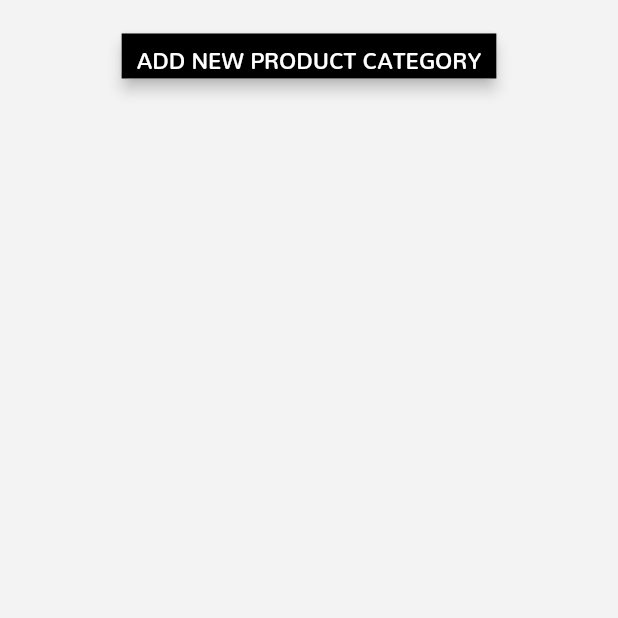
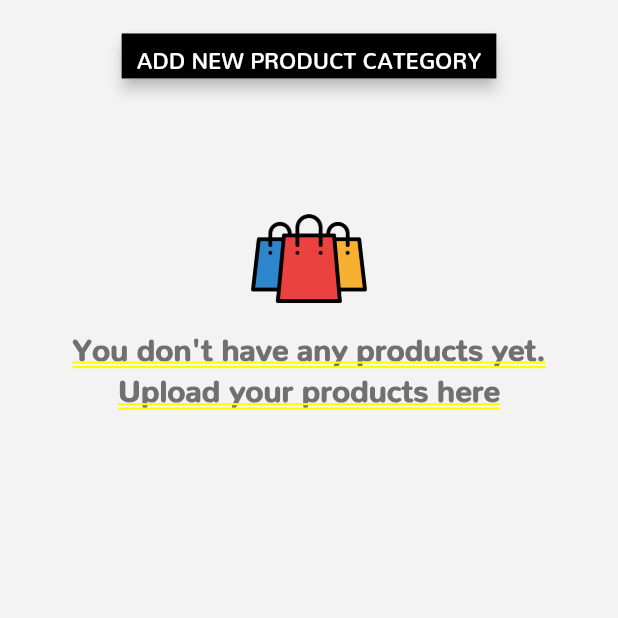
Before and after one commit to SajidShaikhBudventure/TwonsyNewRepo, a Flutter app: the ProductPage screen opened directly, on a phone screen of 412 x 824 dp, the top half of it. Run offline on Flutter 3.47's test engine with Material 2 defaults, Android fonts, the phone set to English and light mode, and no system bars; drawn by our look-alikes of lazy_load_scrollview; our stand-ins replace auto_size_text, cached_network_image, connectivity, dio, flutter_datetime_picker, flutter_html and 12 more; missing offline and left inert: flutter_webview_plugin, geocoder, google_maps_webservice, keyboard_visibility; accounts and stored records are empty; network calls fail.

Commit message:
New changes

```diff
--- a/lib/helper/res.dart
+++ b/lib/helper/res.dart
@@ -162,7 +162,7 @@ class StringRes {
 
   //Product screen
   static var addCategory            =  " + ADD CATEGORY";
-  static var categoryName           =  "CATEGORY NAME:";
+  static var categoryName           =  "CATEGORY:";
   static var addCategoryName        =  "Add category name";
   static var editCategoryName       =  "Edit category name";
   static var cancel                 =  "Cancel";
--- a/lib/screen/businessInfo_page.dart
+++ b/lib/screen/businessInfo_page.dart
@@ -866,7 +866,7 @@ class _BusinessPageState extends State<BusinessPage> {
                 enabled: editBusinessInfo,
                 keyboardType: TextInputType.multiline,
                 style: TextStyle(fontSize: Utils.getDeviceWidth(context) / 28),
-                maxLines: null,
+                maxLines: 1,
                 decoration: InputDecoration(
                   contentPadding: EdgeInsets.all(10),
                   border: OutlineInputBorder(),
@@ -1334,7 +1334,7 @@ class _BusinessPageState extends State<BusinessPage> {
             shape: RoundedRectangleBorder(
                 borderRadius: BorderRadius.circular(10.0)), //this right here
             child: Container(
-              height: 180,
+              height: 170,
               child: Container(
                 padding: const EdgeInsets.only(
                     top: 20, left: 12, right: 12, bottom: 20),
@@ -1346,7 +1346,7 @@ class _BusinessPageState extends State<BusinessPage> {
                         child: Text(
                           StringRes.deleteBusinessMsg,
                           style: TextStyle(
-                              height: 1.3,
+                              height: Platform.isAndroid?1.1:1.4,
                               fontWeight: FontWeight.w500,
                               fontSize: Utils.getDeviceWidth(context) / 26),
                           textAlign: TextAlign.center,
--- a/lib/screen/product_Info_page.dart
+++ b/lib/screen/product_Info_page.dart
@@ -504,7 +504,7 @@ class _ProductInfoPageState extends State<ProductInfoPage> {
                 child: Text(
                   categoryName,
                   textAlign: TextAlign.center,
-                  style: TextStyle(fontWeight: FontWeight.w500, fontSize: Utils.getDeviceWidth(context)/26, height: Platform.isAndroid?1.1:1.3),
+                  style: TextStyle(fontWeight: FontWeight.w500, fontSize: Utils.getDeviceWidth(context)/25, height: Platform.isAndroid?1.1:1.4),
                 ),
               ),
               Container(
--- a/lib/screen/product_page.dart
+++ b/lib/screen/product_page.dart
@@ -113,10 +113,9 @@ class _ProductPageState extends State<ProductPage> {
               shrinkWrap: true,
               children: <Widget>[
                 firstAddCategory(),
-                /*Container(
-                    height: 0.9,
-                    width: double.infinity,
-                    color: ColorRes.lightGrey),*/
+                addProductIcon(),
+                noProducts(),
+                addProductsHere(),
                 secondListData(),
                 indicatorShow(),
               ],
@@ -153,6 +152,49 @@ class _ProductPageState extends State<ProductPage> {
               return customDialog(StringRes.addCategoryName, 1, -1);
             });
       },
+    );
+  }
+
+  addProductIcon(){
+    return arrCategoryAndProduct.length>0
+      ?Container()
+    :Container(
+      height: Utils.getDeviceWidth(context)/5,
+      //width:  Utils.getDeviceWidth(context)/6,
+      margin: EdgeInsets.only(right: 0, left: 0, top: Utils. getDeviceHeight(context)/11),
+      alignment: Alignment(0,0),
+      child: Image.asset(
+        Utils.getAssetsImg("sale"),
+        height: Utils.getDeviceHeight(context)/2,
+        width: Utils.getDeviceWidth(context)/2,
+      ),
+    );
+
+  }
+
+  noProducts(){
+    return arrCategoryAndProduct.length>0
+      ?Container()
+      :Container(
+      //height: Utils.getDeviceHeight(context)/20,
+      //width:  Utils.getDeviceWidth(context),
+      margin: EdgeInsets.only(right: 0, left:0, top: Utils. getDeviceWidth(context)/60),
+      padding: EdgeInsets.only(left: Utils.getDeviceWidth(context)/24, right: Utils. getDeviceWidth(context)/24),
+      alignment: Alignment(0,0),
+      child: Text("You don't have any products yet.", style: TextStyle(color: ColorRes.cancelGreyText, fontSize: Utils.getDeviceWidth(context)/20, fontFamily: FontRes.nunito), maxLines: 1, overflow: TextOverflow.ellipsis),
+    );
+  }
+
+  addProductsHere(){
+    return arrCategoryAndProduct.length>0
+    ?Container()
+    :Container(
+      //height: Utils.getDeviceHeight(context)/20,
+      //width:  Utils.getDeviceWidth(context),
+      margin: EdgeInsets.only(right: 0, left:0, top: Utils. getDeviceHeight(context)/60),
+      padding: EdgeInsets.only(left: Utils.getDeviceWidth(context)/24, right: Utils. getDeviceWidth(context)/24),
+      alignment: Alignment(0,0),
+      child: Text("Upload your products here", style: TextStyle(color: ColorRes.cancelGreyText, fontSize: Utils.getDeviceWidth(context)/20, fontFamily: FontRes.nunito), maxLines: 1, overflow: TextOverflow.ellipsis),
     );
   }
 
@@ -274,7 +316,7 @@ class _ProductPageState extends State<ProductPage> {
 
     return InkResponse(
       child: Container(
-        width: Utils.getDeviceWidth(context) / 2.4,
+        width: Utils.getDeviceWidth(context) / 2.3,
         padding: EdgeInsets.all(4.0),
         child: Card(
             color: ColorRes.white,
@@ -318,17 +360,17 @@ class _ProductPageState extends State<ProductPage> {
                   ),
                 ),
                 Padding(
-                  padding: EdgeInsets.only(left: 5, right: 5, top: 5),
+                  padding: EdgeInsets.only(left: 5, right: 3, top: 5),
                   child: Text(
                     product.productName.toUpperCase(),
                     style:
-                    TextStyle(fontSize: Utils.getDeviceWidth(context) / 32),
+                    TextStyle(fontSize: Utils.getDeviceWidth(context) / 34),
                     maxLines: 1,
                     overflow: TextOverflow.ellipsis,
                   ),
                 ),
                 Padding(
-                  padding: EdgeInsets.only(left: 5, right: 5, top: 5),
+                  padding: EdgeInsets.only(left: 5, right: 5, top: 5, bottom: 5),
                   child: Row(
                     mainAxisAlignment: MainAxisAlignment.start,
                     crossAxisAlignment: CrossAxisAlignment.center,
@@ -344,19 +386,19 @@ class _ProductPageState extends State<ProductPage> {
                         child: Text(
                           "${product.price}",
                           style: TextStyle(
-                              fontSize: Utils.getDeviceWidth(context) / 32),
+                              fontSize: Utils.getDeviceWidth(context) / 34),
                         ),
                       )
                     ],
                   ),
                 ),
-                Padding(
+                /*Padding(
                   padding:
                   EdgeInsets.only(top: 5, bottom: 5, left: 5, right: 5),
                   child: Text("${product.perQuantity}".toUpperCase(),
                       style: TextStyle(
-                          fontSize: Utils.getDeviceWidth(context) / 32)),
-                ),
+                          fontSize: Utils.getDeviceWidth(context) / 34)),
+                ),*/
               ],
             )),
       ),
@@ -522,7 +564,7 @@ class _ProductPageState extends State<ProductPage> {
                 child: Text(
                   hintText,
                   textAlign: TextAlign.center,
-                  style: TextStyle(height: 1.05, fontWeight: FontWeight.w500, fontSize: Utils.getDeviceWidth(context)/26),
+                  style: TextStyle(height: Platform.isAndroid?1.1:1.4, fontWeight: FontWeight.w500, fontSize: Utils.getDeviceWidth(context)/25),
                 ),
               ),
               i == 3
--- a/pubspec.yaml
+++ b/pubspec.yaml
@@ -11,7 +11,7 @@ description: A new Flutter application.
 # In iOS, build-name is used as CFBundleShortVersionString while build-number used as CFBundleVersion.
 # Read more about iOS versioning at
 # https://developer.apple.com/library/archive/documentation/General/Reference/InfoPlistKeyReference/Articles/CoreFoundationKeys.html
-version: 1.0.19+20
+version: 1.0.21+22
 
 environment:
   sdk: ">=2.1.0 <3.0.0"
```
Also changed, not shown: lib/screen/analytics_page.dart (+18 -4 lines), lib/screen/home_page.dart (+3 -14 lines), lib/screen/rating_page.dart (+14 -0 lines), assets/images/add_products.png (added), assets/images/sale.png (added), 4 other files.
